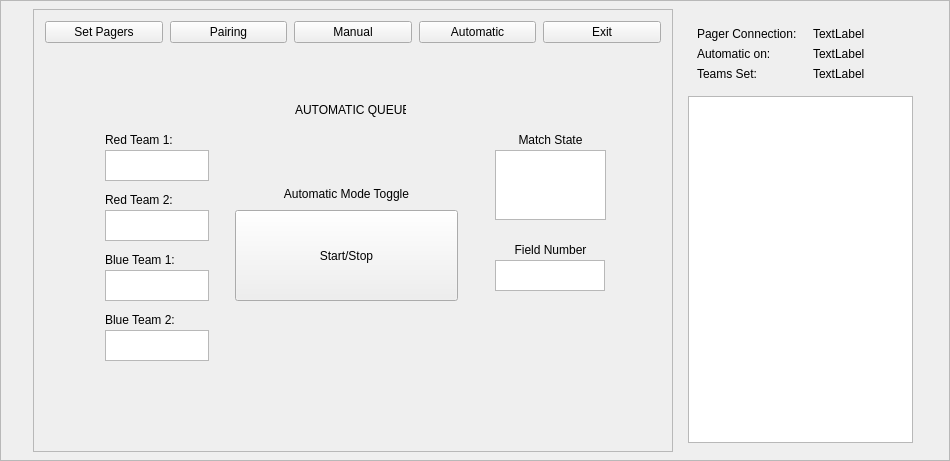
Qt form App/PCUI.ui (BotPager/pc-software) before a commit.
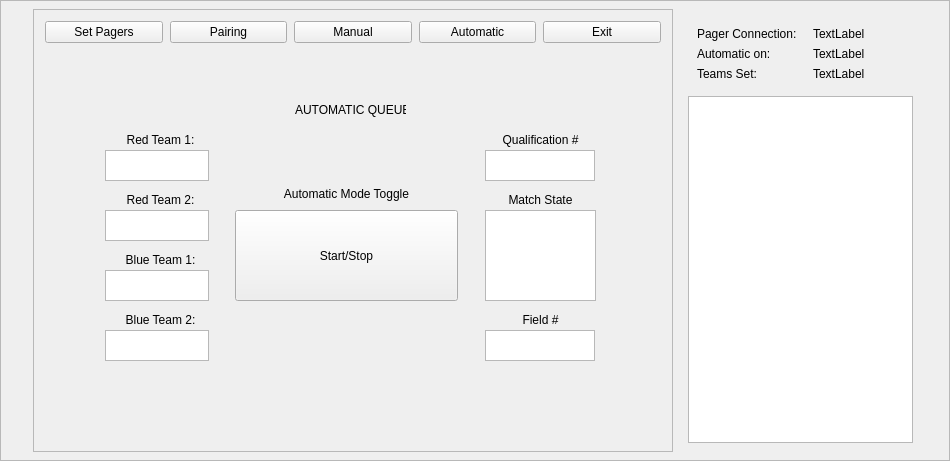
The same form after that commit.

Diff of the .ui file:
```diff
--- a/App/PCUI.ui
+++ b/App/PCUI.ui
@@ -803,10 +803,10 @@
             <widget class="QTextEdit" name="matchStateText">
              <property name="geometry">
               <rect>
-               <x>450</x>
-               <y>100</y>
+               <x>440</x>
+               <y>160</y>
                <width>111</width>
-               <height>70</height>
+               <height>91</height>
               </rect>
              </property>
              <property name="html">
@@ -940,6 +940,9 @@
              <property name="text">
               <string>Red Team 1:</string>
              </property>
+             <property name="alignment">
+              <set>Qt::AlignmentFlag::AlignCenter</set>
+             </property>
             </widget>
             <widget class="QLabel" name="Title_4">
              <property name="geometry">
@@ -953,6 +956,9 @@
              <property name="text">
               <string>Red Team 2:</string>
              </property>
+             <property name="alignment">
+              <set>Qt::AlignmentFlag::AlignCenter</set>
+             </property>
             </widget>
             <widget class="QLabel" name="Title_5">
              <property name="geometry">
@@ -966,6 +972,9 @@
              <property name="text">
               <string>Blue Team 1:</string>
              </property>
+             <property name="alignment">
+              <set>Qt::AlignmentFlag::AlignCenter</set>
+             </property>
             </widget>
             <widget class="QLabel" name="Title_6">
              <property name="geometry">
@@ -979,12 +988,15 @@
              <property name="text">
               <string>Blue Team 2:</string>
              </property>
+             <property name="alignment">
+              <set>Qt::AlignmentFlag::AlignCenter</set>
+             </property>
             </widget>
             <widget class="QLabel" name="Title_7">
              <property name="geometry">
               <rect>
-               <x>450</x>
-               <y>80</y>
+               <x>440</x>
+               <y>140</y>
                <width>111</width>
                <height>20</height>
               </rect>
@@ -1028,8 +1040,8 @@
             <widget class="QTextEdit" name="fieldNumText">
              <property name="geometry">
               <rect>
-               <x>450</x>
-               <y>210</y>
+               <x>440</x>
+               <y>280</y>
                <width>110</width>
                <height>31</height>
               </rect>
@@ -1051,19 +1063,58 @@
             <widget class="QLabel" name="Title_8">
              <property name="geometry">
               <rect>
-               <x>450</x>
-               <y>190</y>
+               <x>440</x>
+               <y>260</y>
                <width>111</width>
                <height>20</height>
               </rect>
              </property>
              <property name="text">
-              <string>Field Number</string>
+              <string>Field #</string>
              </property>
              <property name="alignment">
               <set>Qt::AlignmentFlag::AlignCenter</set>
              </property>
             </widget>
+            <widget class="QLabel" name="Title_9">
+             <property name="geometry">
+              <rect>
+               <x>440</x>
+               <y>80</y>
+               <width>111</width>
+               <height>20</height>
+              </rect>
+             </property>
+             <property name="text">
+              <string>Qualification #</string>
+             </property>
+             <property name="alignment">
+              <set>Qt::AlignmentFlag::AlignCenter</set>
+             </property>
+            </widget>
+            <widget class="QTextEdit" name="qualNumText">
+             <property name="geometry">
+              <rect>
+               <x>440</x>
+               <y>100</y>
+               <width>110</width>
+               <height>31</height>
+              </rect>
+             </property>
+             <property name="html">
+              <string>&lt;!DOCTYPE HTML PUBLIC &quot;-//W3C//DTD HTML 4.0//EN&quot; &quot;http://www.w3.org/TR/REC-html40/strict.dtd&quot;&gt;
+&lt;html&gt;&lt;head&gt;&lt;meta name=&quot;qrichtext&quot; content=&quot;1&quot; /&gt;&lt;meta charset=&quot;utf-8&quot; /&gt;&lt;style type=&quot;text/css&quot;&gt;
+p, li { white-space: pre-wrap; }
+hr { height: 1px; border-width: 0; }
+li.unchecked::marker { content: &quot;\2610&quot;; }
+li.checked::marker { content: &quot;\2612&quot;; }
+&lt;/style&gt;&lt;/head&gt;&lt;body style=&quot; font-family:'Segoe UI'; font-size:9pt; font-weight:400; font-style:normal;&quot;&gt;
+&lt;p style=&quot;-qt-paragraph-type:empty; margin-top:0px; margin-bottom:0px; margin-left:0px; margin-right:0px; -qt-block-indent:0; text-indent:0px;&quot;&gt;&lt;br /&gt;&lt;/p&gt;&lt;/body&gt;&lt;/html&gt;</string>
+             </property>
+             <property name="overwriteMode">
+              <bool>true</bool>
+             </property>
+            </widget>
            </widget>
            <widget class="QWidget" name="Provision">
             <property name="minimumSize">
```
